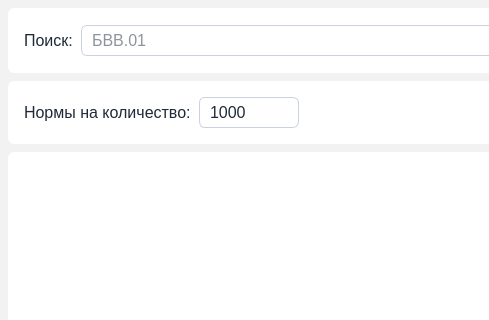
Above: ui/mainUI.ui from pntech-dev/Stockwise before the change; both pictures show x 0 to 489 and y 0 to 320 of the 1000 by 706 pixel window. Below: the same form after it.
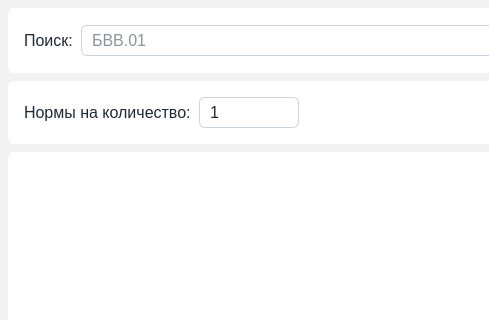
That is the form after the change.

Patch:
```diff
--- a/ui/mainUI.ui
+++ b/ui/mainUI.ui
@@ -310,7 +310,7 @@
           <number>999999</number>
          </property>
          <property name="value">
-          <number>1000</number>
+          <number>1</number>
          </property>
         </widget>
        </item>
```
